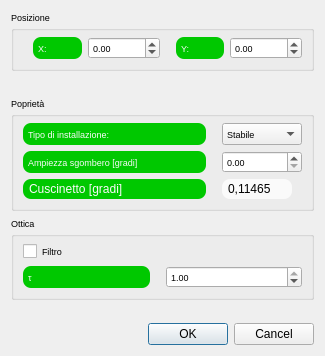
Old version of the form laserpropertiesdialog.ui in the repository crocodile119/Laser-Studio.
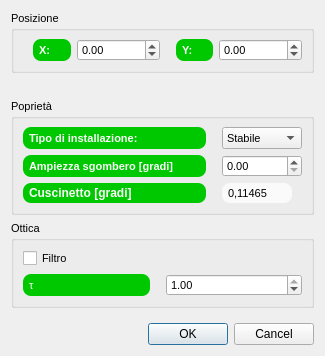
New version of the form.

```diff
--- a/laserpropertiesdialog.ui
+++ b/laserpropertiesdialog.ui
@@ -18,7 +18,7 @@
   </property>
   <property name="font">
    <font>
-    <pointsize>7</pointsize>
+    <pointsize>8</pointsize>
    </font>
   </property>
   <property name="windowTitle">
@@ -34,7 +34,7 @@
     <widget class="QGroupBox" name="groupBox">
      <property name="font">
       <font>
-       <pointsize>7</pointsize>
+       <pointsize>8</pointsize>
       </font>
      </property>
      <property name="title">
@@ -60,7 +60,9 @@
        <widget class="QLabel" name="label">
         <property name="font">
          <font>
-          <pointsize>7</pointsize>
+          <pointsize>8</pointsize>
+          <weight>75</weight>
+          <bold>true</bold>
          </font>
         </property>
         <property name="styleSheet">
@@ -80,7 +82,7 @@
        <widget class="QDoubleSpinBox" name="xSpinBox">
         <property name="font">
          <font>
-          <pointsize>7</pointsize>
+          <pointsize>8</pointsize>
          </font>
         </property>
         <property name="styleSheet">
@@ -98,7 +100,9 @@
        <widget class="QLabel" name="label_2">
         <property name="font">
          <font>
-          <pointsize>7</pointsize>
+          <pointsize>8</pointsize>
+          <weight>75</weight>
+          <bold>true</bold>
          </font>
         </property>
         <property name="styleSheet">
@@ -118,7 +122,7 @@
        <widget class="QDoubleSpinBox" name="ySpinBox">
         <property name="font">
          <font>
-          <pointsize>7</pointsize>
+          <pointsize>8</pointsize>
          </font>
         </property>
         <property name="styleSheet">
@@ -152,7 +156,7 @@
     <widget class="QGroupBox" name="groupBox_2">
      <property name="font">
       <font>
-       <pointsize>7</pointsize>
+       <pointsize>8</pointsize>
       </font>
      </property>
      <property name="title">
@@ -163,7 +167,9 @@
        <widget class="QLabel" name="label_5">
         <property name="font">
          <font>
-          <pointsize>7</pointsize>
+          <pointsize>8</pointsize>
+          <weight>75</weight>
+          <bold>true</bold>
          </font>
         </property>
         <property name="styleSheet">
@@ -189,7 +195,7 @@
         </property>
         <property name="font">
          <font>
-          <pointsize>7</pointsize>
+          <pointsize>8</pointsize>
          </font>
         </property>
         <property name="styleSheet">
@@ -204,7 +210,9 @@
        <widget class="QLabel" name="label_4">
         <property name="font">
          <font>
-          <pointsize>7</pointsize>
+          <pointsize>8</pointsize>
+          <weight>75</weight>
+          <bold>true</bold>
          </font>
         </property>
         <property name="styleSheet">
@@ -230,7 +238,7 @@
         </property>
         <property name="font">
          <font>
-          <pointsize>7</pointsize>
+          <pointsize>8</pointsize>
          </font>
         </property>
         <item>
@@ -257,6 +265,12 @@
       </item>
       <item row="2" column="0">
        <widget class="QLabel" name="label_6">
+        <property name="font">
+         <font>
+          <weight>75</weight>
+          <bold>true</bold>
+         </font>
+        </property>
         <property name="styleSheet">
          <string notr="true">QLabel {background-color: #00c800}
 QLabel {color: #fafafa}
@@ -272,6 +286,11 @@
       </item>
       <item row="2" column="1">
        <widget class="QLabel" name="pillowLabel">
+        <property name="font">
+         <font>
+          <pointsize>8</pointsize>
+         </font>
+        </property>
         <property name="styleSheet">
          <string notr="true">QLabel {background-color: #fafafa}
 QLabel {color: #000000}
@@ -292,7 +311,7 @@
     <widget class="QGroupBox" name="groupBox_3">
      <property name="font">
       <font>
-       <pointsize>7</pointsize>
+       <pointsize>8</pointsize>
       </font>
      </property>
      <property name="title">
@@ -309,7 +328,7 @@
         </property>
         <property name="font">
          <font>
-          <pointsize>7</pointsize>
+          <pointsize>8</pointsize>
          </font>
         </property>
         <property name="styleSheet">
@@ -335,7 +354,7 @@
         </property>
         <property name="font">
          <font>
-          <pointsize>7</pointsize>
+          <pointsize>8</pointsize>
          </font>
         </property>
         <property name="styleSheet">
@@ -359,7 +378,7 @@
        <widget class="QCheckBox" name="filterCheckBox">
         <property name="font">
          <font>
-          <pointsize>7</pointsize>
+          <pointsize>8</pointsize>
          </font>
         </property>
         <property name="text">
```
Left out of the diff: 2 changed lines with no effect on the pictures.
